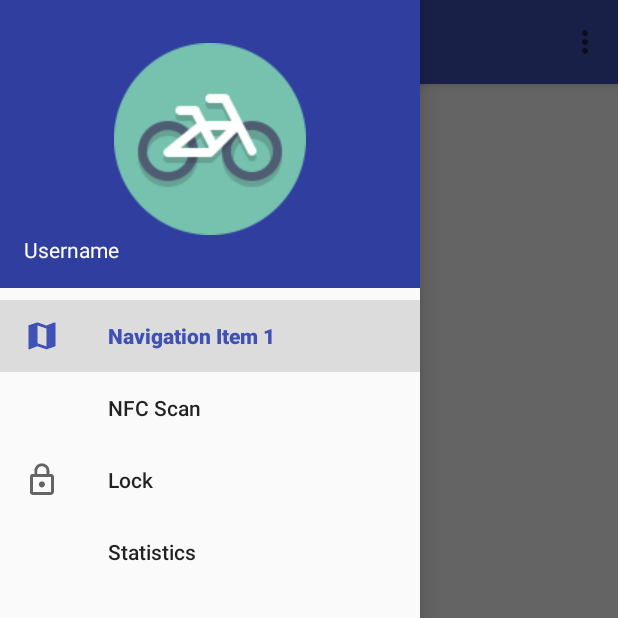
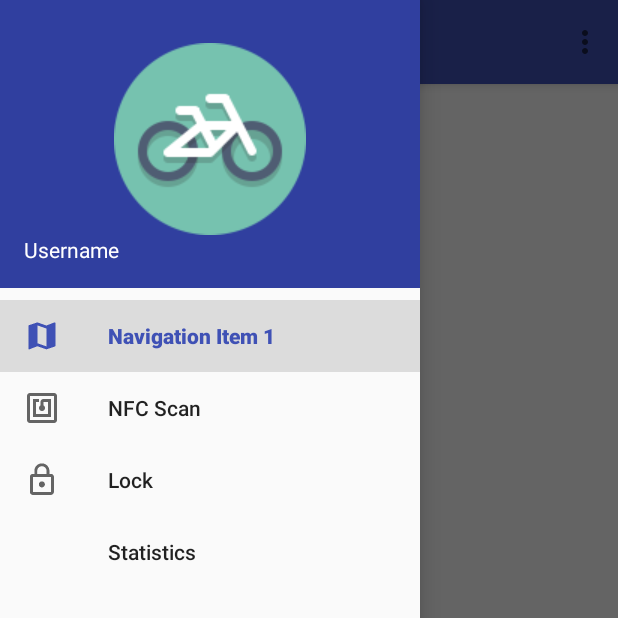
Before and after one commit to axelfriberg/BikeBuddy, an Android app: the screen it shows after launch (MainActivity), with the side drawer open, on a phone screen of 412 x 824 dp, the top half of it. Run offline under Robolectric (Android 15) with nearby library versions, the phone set to English and light mode, and no system bars.

Commit message:
NFC icon added to menu

```diff
--- a/app/src/main/res/menu/drawer.xml
+++ b/app/src/main/res/menu/drawer.xml
@@ -8,7 +8,8 @@
             android:title="@string/navigation_item_1"/>
         <item
             android:id="@+id/navigation_item_2"
-            android:title="@string/navigation_item_2"/>
+            android:title="@string/navigation_item_2"
+            android:icon="@drawable/ic_nfc_black_48dp"/>
         <item
             android:id="@+id/navigation_item_lock"
             android:icon="@drawable/ic_lock_outline_black_48dp"
```
Also changed, not shown: app/src/main/res/drawable-hdpi/ic_nfc_black_48dp.png (added), app/src/main/res/drawable-mdpi/ic_nfc_black_48dp.png (added), app/src/main/res/drawable-xhdpi/ic_nfc_black_48dp.png (added), app/src/main/res/drawable-xxhdpi/ic_nfc_black_48dp.png (added), app/src/main/res/drawable-xxxhdpi/ic_nfc_black_48dp.png (added).
